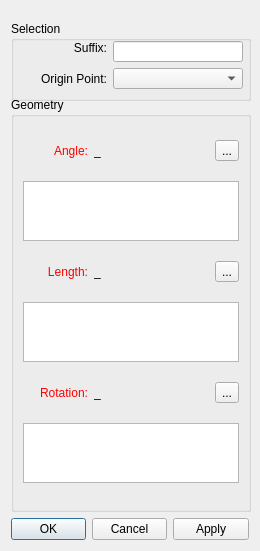
First picture: the form in src/libs/vtools/dialogs/tools/dialogmove.ui, repository FashionFreedom/Seamly2D, before the edit.
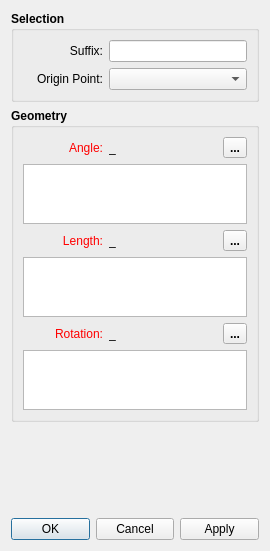
Second picture: the form after the edit. Icons and pictures are not drawn.

```diff
--- a/src/libs/vtools/dialogs/tools/dialogmove.ui
+++ b/src/libs/vtools/dialogs/tools/dialogmove.ui
@@ -6,13 +6,13 @@
    <rect>
     <x>0</x>
     <y>0</y>
-    <width>260</width>
+    <width>270</width>
     <height>551</height>
    </rect>
   </property>
   <property name="minimumSize">
    <size>
-    <width>260</width>
+    <width>270</width>
     <height>0</height>
    </size>
   </property>
@@ -23,41 +23,41 @@
    <iconset resource="../../../vmisc/share/resources/icon.qrc">
     <normaloff>:/icon/64x64/icon64x64.png</normaloff>:/icon/64x64/icon64x64.png</iconset>
   </property>
-  <layout class="QVBoxLayout" name="verticalLayout">
+  <layout class="QVBoxLayout" name="verticalLayout_2">
    <item>
     <widget class="QGroupBox" name="groupBox">
      <property name="sizePolicy">
-      <sizepolicy hsizetype="Preferred" vsizetype="Preferred">
+      <sizepolicy hsizetype="Expanding" vsizetype="Preferred">
        <horstretch>0</horstretch>
        <verstretch>0</verstretch>
       </sizepolicy>
      </property>
      <property name="minimumSize">
       <size>
-       <width>240</width>
-       <height>80</height>
+       <width>0</width>
+       <height>0</height>
       </size>
      </property>
      <property name="maximumSize">
       <size>
        <width>16777215</width>
-       <height>60</height>
+       <height>16777215</height>
       </size>
      </property>
+     <property name="font">
+      <font>
+       <pointsize>9</pointsize>
+       <weight>75</weight>
+       <bold>true</bold>
+      </font>
+     </property>
      <property name="title">
       <string>Selection</string>
      </property>
-     <widget class="QWidget" name="layoutWidget">
-      <property name="geometry">
-       <rect>
-        <x>11</x>
-        <y>20</y>
-        <width>221</width>
-        <height>48</height>
-       </rect>
-      </property>
-      <layout class="QFormLayout" name="formLayout">
-       <item row="0" column="0">
+     <layout class="QVBoxLayout" name="verticalLayout">
+      <item>
+       <layout class="QHBoxLayout" name="horizontalLayout_3">
+        <item>
         <widget class="QLabel" name="suffix_Label">
          <property name="sizePolicy">
           <sizepolicy hsizetype="Preferred" vsizetype="Fixed">
@@ -67,7 +67,7 @@
          </property>
          <property name="minimumSize">
           <size>
-           <width>85</width>
+            <width>80</width>
            <height>0</height>
           </size>
          </property>
@@ -80,6 +80,8 @@
          <property name="font">
           <font>
            <pointsize>9</pointsize>
+            <weight>50</weight>
+            <bold>false</bold>
           </font>
          </property>
          <property name="text">
@@ -90,10 +92,10 @@
          </property>
         </widget>
        </item>
-       <item row="0" column="1">
+        <item>
         <widget class="QLineEdit" name="suffix_LineEdit">
          <property name="sizePolicy">
-          <sizepolicy hsizetype="Preferred" vsizetype="Fixed">
+           <sizepolicy hsizetype="Expanding" vsizetype="Fixed">
            <horstretch>0</horstretch>
            <verstretch>0</verstretch>
           </sizepolicy>
@@ -101,21 +103,29 @@
          <property name="font">
           <font>
            <pointsize>9</pointsize>
+            <weight>50</weight>
+            <bold>false</bold>
           </font>
          </property>
         </widget>
        </item>
-       <item row="1" column="0">
+       </layout>
+      </item>
+      <item>
+       <layout class="QHBoxLayout" name="horizontalLayout_6">
+        <item>
         <widget class="QLabel" name="rotationPoint_Label">
          <property name="minimumSize">
           <size>
-           <width>85</width>
+            <width>80</width>
            <height>0</height>
           </size>
          </property>
          <property name="font">
           <font>
            <pointsize>9</pointsize>
+            <weight>50</weight>
+            <bold>false</bold>
           </font>
          </property>
          <property name="text">
@@ -126,27 +136,49 @@
          </property>
         </widget>
        </item>
-       <item row="1" column="1">
+        <item>
         <widget class="QComboBox" name="rotationPoint_ComboBox">
+          <property name="sizePolicy">
+           <sizepolicy hsizetype="Expanding" vsizetype="Fixed">
+            <horstretch>0</horstretch>
+            <verstretch>0</verstretch>
+           </sizepolicy>
+          </property>
          <property name="font">
           <font>
            <pointsize>9</pointsize>
+            <weight>50</weight>
+            <bold>false</bold>
           </font>
          </property>
         </widget>
        </item>
       </layout>
-     </widget>
+      </item>
+     </layout>
     </widget>
    </item>
    <item>
     <widget class="QGroupBox" name="groupBox_2">
+     <property name="sizePolicy">
+      <sizepolicy hsizetype="Expanding" vsizetype="Preferred">
+       <horstretch>0</horstretch>
+       <verstretch>0</verstretch>
+      </sizepolicy>
+     </property>
      <property name="minimumSize">
       <size>
-       <width>240</width>
-       <height>250</height>
+       <width>0</width>
+       <height>0</height>
       </size>
      </property>
+     <property name="font">
+      <font>
+       <pointsize>9</pointsize>
+       <weight>75</weight>
+       <bold>true</bold>
+      </font>
+     </property>
      <property name="title">
       <string>Geometry</string>
      </property>
@@ -163,7 +195,7 @@
           </property>
           <property name="minimumSize">
            <size>
-            <width>65</width>
+            <width>80</width>
             <height>0</height>
            </size>
           </property>
@@ -204,6 +236,13 @@
             </disabled>
            </palette>
           </property>
+          <property name="font">
+           <font>
+            <pointsize>9</pointsize>
+            <weight>50</weight>
+            <bold>false</bold>
+           </font>
+          </property>
           <property name="text">
            <string>Angle:</string>
           </property>
@@ -226,6 +265,13 @@
             <height>0</height>
            </size>
           </property>
+          <property name="font">
+           <font>
+            <pointsize>9</pointsize>
+            <weight>50</weight>
+            <bold>false</bold>
+           </font>
+          </property>
           <property name="toolTip">
            <string>Value</string>
           </property>
@@ -291,6 +337,13 @@
             <height>60</height>
            </size>
           </property>
+          <property name="font">
+           <font>
+            <pointsize>9</pointsize>
+            <weight>50</weight>
+            <bold>false</bold>
+           </font>
+          </property>
           <property name="toolTip">
            <string>&lt;html&gt;&lt;head/&gt;&lt;body&gt;
 &lt;table width = 370&gt;&lt;tr&gt;&lt;td align = left width =300&gt;&lt;b&gt;Angle Calculation&lt;/b&gt;&lt;br&gt;Angles are specified in degrees, i.e. a full circle equals 360 deg. Positive values for an  angle means counter-clockwise while a negative value means the clockwise direction. Zero degrees is at the 3 o'clock position.&lt;/td&gt;&lt;td align = right valign = middle&gt;&lt;img src=&quot;:/icon/64x64/rotation..png&quot;/&gt;&lt;/td&gt;&lt;/tr&gt;&lt;/table&gt;&lt;/body&gt;&lt;/html&gt;</string>
@@ -314,7 +367,7 @@
           </property>
           <property name="minimumSize">
            <size>
-            <width>65</width>
+            <width>80</width>
             <height>0</height>
            </size>
           </property>
@@ -355,6 +408,13 @@
             </disabled>
            </palette>
           </property>
+          <property name="font">
+           <font>
+            <pointsize>9</pointsize>
+            <weight>50</weight>
+            <bold>false</bold>
+           </font>
+          </property>
           <property name="text">
            <string>Length:</string>
           </property>
@@ -377,6 +437,13 @@
             <height>0</height>
            </size>
           </property>
+          <property name="font">
+           <font>
+            <pointsize>9</pointsize>
+            <weight>50</weight>
+            <bold>false</bold>
+           </font>
+          </property>
           <property name="toolTip">
            <string>Value</string>
           </property>
@@ -442,6 +509,13 @@
             <height>60</height>
            </size>
           </property>
+          <property name="font">
+           <font>
+            <pointsize>9</pointsize>
+            <weight>50</weight>
+            <bold>false</bold>
+           </font>
+          </property>
           <property name="toolTip">
            <string>Calculation</string>
           </property>
@@ -464,7 +538,7 @@
           </property>
           <property name="minimumSize">
            <size>
-            <width>65</width>
+            <width>80</width>
             <height>0</height>
            </size>
           </property>
@@ -505,6 +579,13 @@
             </disabled>
            </palette>
           </property>
+          <property name="font">
+           <font>
+            <pointsize>9</pointsize>
+            <weight>50</weight>
+            <bold>false</bold>
+           </font>
+          </property>
           <property name="text">
            <string>Rotation:</string>
           </property>
@@ -527,6 +608,13 @@
             <height>0</height>
            </size>
           </property>
+          <property name="font">
+           <font>
+            <pointsize>9</pointsize>
+            <weight>50</weight>
+            <bold>false</bold>
+           </font>
+          </property>
           <property name="toolTip">
            <string>Value</string>
           </property>
@@ -592,6 +680,13 @@
             <height>60</height>
            </size>
           </property>
+          <property name="font">
+           <font>
+            <pointsize>9</pointsize>
+            <weight>50</weight>
+            <bold>false</bold>
+           </font>
+          </property>
           <property name="toolTip">
            <string>&lt;html&gt;&lt;head/&gt;&lt;body&gt;&lt;table border=&quot;0&quot; style=&quot; margin-top:0px; margin-bottom:0px; margin-left:0px; margin-right:0px;&quot; width=&quot;370&quot; cellspacing=&quot;2&quot; cellpadding=&quot;0&quot;&gt;&lt;tr&gt;&lt;td width=&quot;300&quot;&gt;&lt;p&gt;&lt;span style=&quot; font-weight:600;&quot;&gt;Rotation Angle Calculation&lt;/span&gt;&lt;br/&gt;Angles are specified in degrees, i.e. a full circle equals 360 deg. Positive values for an angle means counter-clockwise while a negative value means the clockwise direction. Zero degrees is at the 3 o'clock position.&lt;/p&gt;&lt;/td&gt;&lt;td style=&quot; vertical-align:middle;&quot;&gt;&lt;p align=&quot;right&quot;&gt;&lt;img src=&quot;:/icon/64x64/rotation..png&quot; style=&quot;vertical-align: middle;&quot;/&gt;&lt;/p&gt;&lt;/td&gt;&lt;/tr&gt;&lt;/table&gt;&lt;/body&gt;&lt;/html&gt;</string>
           </property>
@@ -605,6 +700,19 @@
      </layout>
     </widget>
    </item>
+   <item>
+    <spacer name="verticalSpacer">
+     <property name="orientation">
+      <enum>Qt::Vertical</enum>
+     </property>
+     <property name="sizeHint" stdset="0">
+      <size>
+       <width>20</width>
+       <height>40</height>
+      </size>
+     </property>
+    </spacer>
+   </item>
    <item>
     <widget class="QDialogButtonBox" name="buttonBox">
      <property name="orientation">
```
Lines whose indentation alone changed are shown as unchanged.
